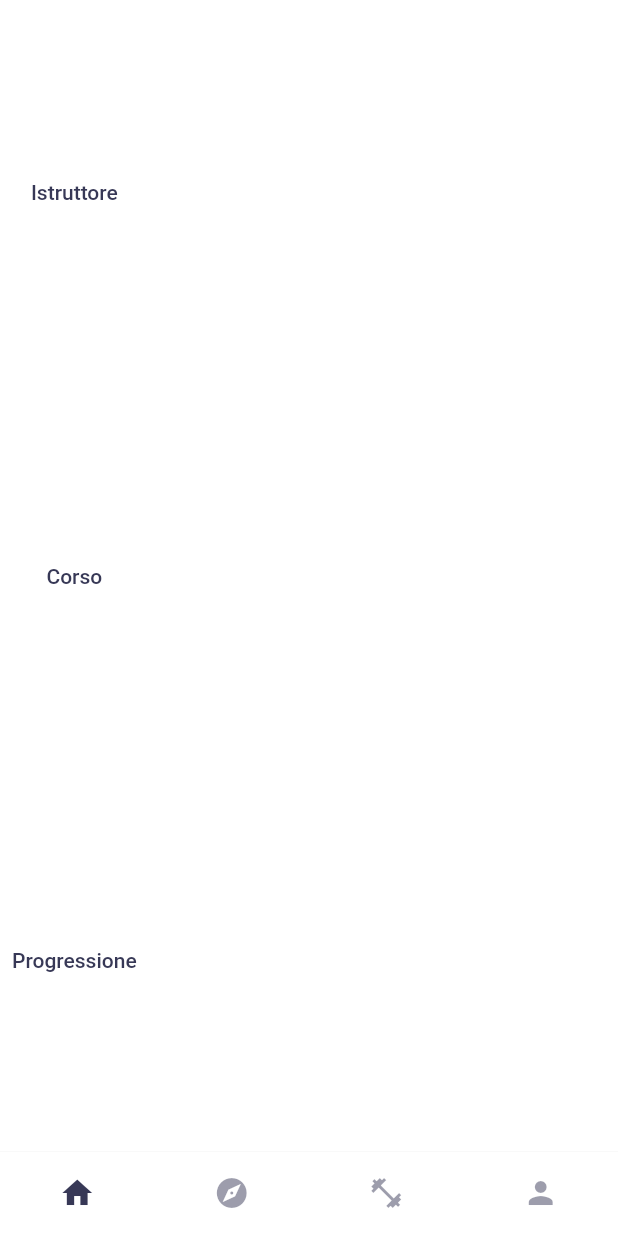
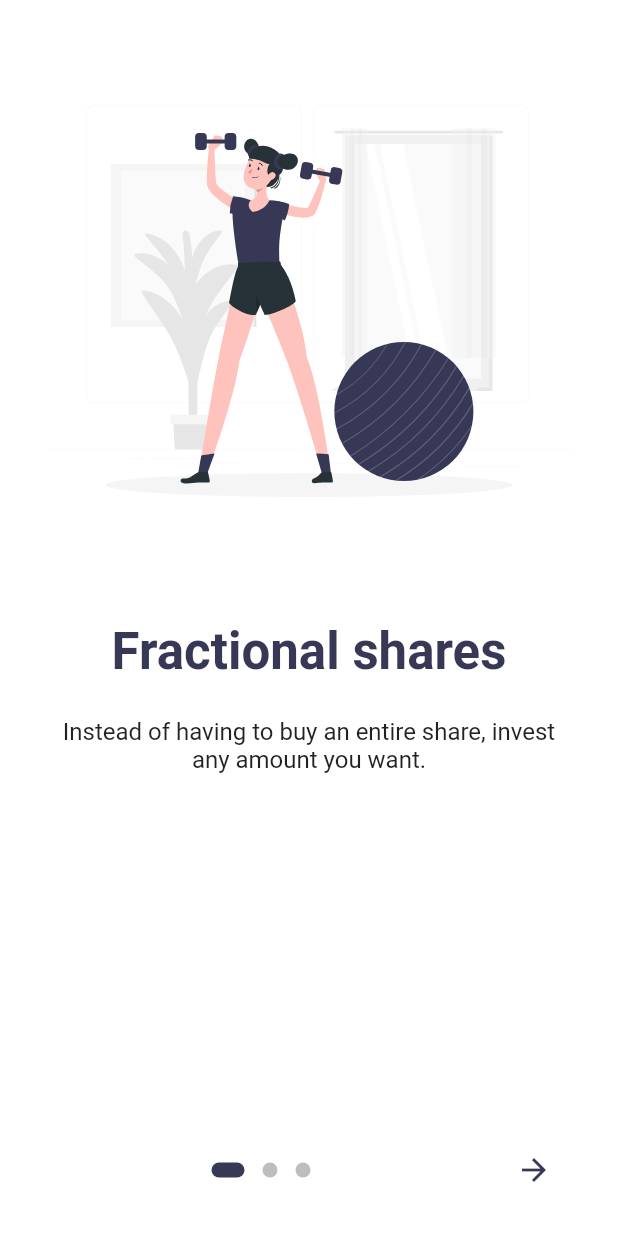
Before and after one commit to matth-ew/improove, a Flutter app: the screen it shows after launch, on a phone screen of 412 x 824 dp. Run offline on Flutter 3.47's test engine with Material 2 defaults, Android fonts, the phone set to English and light mode, and no system bars; drawn by our look-alikes of introduction_screen; our stand-ins replace chewie, expandable_text, flutter_redux, flutter_svg, redux, shared_preferences and 1 more.

Commit message:
SplashScreen + OnBoarding (se non già fatto)

```diff
--- a/lib/main.dart
+++ b/lib/main.dart
@@ -1,6 +1,6 @@
 import 'package:flutter/material.dart';
 import 'package:flutter_redux/flutter_redux.dart';
-import 'package:improove/screens/nav_screen.dart';
+import 'package:improove/screens/splash_screen.dart';
 import 'package:improove/theme/custom_theme.dart';
 import 'package:improove/redux/store.dart';
 
@@ -20,7 +20,7 @@ class App extends StatelessWidget {
       title: 'Improove',
       theme: CustomTheme.lightTheme,
       // darkTheme: CustomTheme.darkTheme,
-      home: NavScreen(),
+      home: SplashScreen(),
     );
   }
 }
--- /dev/null
+++ b/lib/screens/onboarding_screen.dart
@@ -0,0 +1,201 @@
+import 'package:flutter/material.dart';
+import 'package:introduction_screen/introduction_screen.dart';
+import 'package:shared_preferences/shared_preferences.dart';
+import 'package:flutter_svg/flutter_svg.dart';
+import 'nav_screen.dart';
+
+class OnboardingScreen extends StatefulWidget {
+  @override
+  _OnboardingScreenState createState() => _OnboardingScreenState();
+}
+
+class _OnboardingScreenState extends State<OnboardingScreen> {
+  final introKey = GlobalKey<IntroductionScreenState>();
+
+  // Future<bool> isFirstTime() async {
+  //   final SharedPreferences prefs = await SharedPreferences.getInstance();
+  //   var isFirstTime = prefs.getBool('first_time');
+  //   if (isFirstTime != null && !isFirstTime) {
+  //     return false;
+  //   } else {
+  //     return true;
+  //   }
+  // }
+
+  Future<void> _setOnboardingEnd() async {
+    final SharedPreferences prefs = await SharedPreferences.getInstance();
+    await prefs.setBool('isOnboardingFinished', true);
+  }
+
+  // @override
+  // void initState() {
+  //   super.initState();
+
+  //   isFirstTime().then((isFirstTime) {
+  //     isFirstTime ? print("First time") : navigationPageHome();
+  //   });
+  // }
+
+  void _onIntroEnd(BuildContext context) {
+    _setOnboardingEnd();
+    navigationPageHome();
+  }
+
+  void navigationPageHome() {
+    //Navigator.of(context).pushReplacementNamed('/HomePage');
+    Navigator.of(context)
+        .pushReplacement(MaterialPageRoute(builder: (_) => NavScreen()));
+  }
+
+  // Widget _buildFullscrenImage() {
+  //   return Image.asset(
+  //     'assets/fullscreen.jpg',
+  //     fit: BoxFit.cover,
+  //     height: double.infinity,
+  //     width: double.infinity,
+  //     alignment: Alignment.center,
+  //   );
+  // }
+
+  Widget _buildImage(String assetName, [double width = 350]) {
+    return SvgPicture.asset(
+      'assets/images/$assetName',
+      width: width,
+    );
+  }
+
+  @override
+  Widget build(BuildContext context) {
+    final colorScheme = Theme.of(context).colorScheme;
+    final textTheme = Theme.of(context).textTheme;
+
+    final pageDecoration = PageDecoration(
+      titleTextStyle:
+          textTheme.headline4?.copyWith(fontWeight: FontWeight.w700) ??
+              const TextStyle(),
+      bodyTextStyle:
+          textTheme.bodyText2?.copyWith(fontSize: 16) ?? const TextStyle(),
+      descriptionPadding: const EdgeInsets.fromLTRB(16.0, 0.0, 16.0, 16.0),
+      pageColor: colorScheme.background,
+      imagePadding: EdgeInsets.zero,
+    );
+
+    return IntroductionScreen(
+      key: introKey,
+      globalBackgroundColor: colorScheme.background,
+      // globalHeader: Align(
+      //   alignment: Alignment.topRight,
+      //   child: SafeArea(
+      //     child: Padding(
+      //       padding: const EdgeInsets.only(top: 16, right: 16),
+      //       child: _buildImage('flutter.png', 100),
+      //     ),
+      //   ),
+      // ),
+      pages: [
+        PageViewModel(
+          title: "Fractional shares",
+          body:
+              "Instead of having to buy an entire share, invest any amount you want.",
+          image: _buildImage('story_step1.svg'),
+          decoration: pageDecoration,
+        ),
+        PageViewModel(
+          title: "Learn as you go",
+          body:
+              "Download the Stockpile app and master the market with our mini-lesson.",
+          image: _buildImage('story_step2.svg'),
+          decoration: pageDecoration,
+        ),
+        PageViewModel(
+          title: "Kids and teens",
+          body:
+              "Kids and teens can track their stocks 24/7 and place trades that you approve.",
+          image: _buildImage('story_step3.svg'),
+          decoration: pageDecoration,
+        ),
+        // PageViewModel(
+        //   title: "Full Screen Page",
+        //   body:
+        //       "Pages can be full screen as well.\n\nLorem ipsum dolor sit amet, consectetur adipiscing elit. Nunc id euismod lectus, non tempor felis. Nam rutrum rhoncus est ac venenatis.",
+        //   image: _buildFullscrenImage(),
+        //   decoration: pageDecoration.copyWith(
+        //     contentMargin: const EdgeInsets.symmetric(horizontal: 16),
+        //     fullScreen: true,
+        //     bodyFlex: 2,
+        //     imageFlex: 3,
+        //   ),
+        // ),
+        // PageViewModel(
+        //   title: "Another title page",
+        //   body: "Another beautiful body text for this example onboarding",
+        //   image: _buildImage('img2.jpg'),
+        //   footer: ElevatedButton(
+        //     onPressed: () {
+        //       introKey.currentState?.animateScroll(0);
+        //     },
+        //     child: const Text(
+        //       'FooButton',
+        //       style: TextStyle(color: Colors.white),
+        //     ),
+        //     style: ElevatedButton.styleFrom(
+        //       primary: Colors.lightBlue,
+        //       shape: RoundedRectangleBorder(
+        //         borderRadius: BorderRadius.circular(8.0),
+        //       ),
+        //     ),
+        //   ),
+        //   decoration: pageDecoration,
+        // ),
+        // PageViewModel(
+        //   title: "Title of last page - reversed",
+        //   bodyWidget: Row(
+        //     mainAxisAlignment: MainAxisAlignment.center,
+        //     children: const [
+        //       Text("Click on ", style: bodyStyle),
+        //       Icon(Icons.edit),
+        //       Text(" to edit a post", style: bodyStyle),
+        //     ],
+        //   ),
+        //   decoration: pageDecoration.copyWith(
+        //     bodyFlex: 2,
+        //     imageFlex: 4,
+        //     bodyAlignment: Alignment.bottomCenter,
+        //     imageAlignment: Alignment.topCenter,
+        //   ),
+        //   image: _buildImage('img1.jpg'),
+        //   reverse: true,
+        // ),
+      ],
+      onDone: () => _onIntroEnd(context),
+      //onSkip: () => _onIntroEnd(context), // You can override onSkip callback
+      // showSkipButton: true,
+      skipFlex: 0,
+      nextFlex: 0,
+      //rtl: true, // Display as right-to-left
+      // skip: const Text('Skip'),
+      next: const Icon(Icons.arrow_forward),
+      done: const Text('Get Started',
+          style: TextStyle(fontWeight: FontWeight.w600)),
+      curve: Curves.fastLinearToSlowEaseIn,
+      controlsMargin: const EdgeInsets.all(16),
+      controlsPadding: //kIsWeb ? const EdgeInsets.all(12.0) :
+          const EdgeInsets.fromLTRB(8.0, 4.0, 8.0, 4.0),
+      dotsDecorator: DotsDecorator(
+        size: const Size(10.0, 10.0),
+        activeColor: colorScheme.primary,
+        color: const Color(0xFFBDBDBD),
+        activeSize: const Size(22.0, 10.0),
+        activeShape: const RoundedRectangleBorder(
+          borderRadius: BorderRadius.all(Radius.circular(25.0)),
+        ),
+      ),
+      // dotsContainerDecorator: const ShapeDecoration(
+      //   color: Colors.black87,
+      //   shape: RoundedRectangleBorder(
+      //     borderRadius: BorderRadius.all(Radius.circular(8.0)),
+      //   ),
+      // ),
+    );
+  }
+}
--- /dev/null
+++ b/lib/screens/splash_screen.dart
@@ -0,0 +1,53 @@
+import 'dart:async';
+import 'package:flutter/material.dart';
+import 'package:shared_preferences/shared_preferences.dart';
+import 'package:improove/screens/nav_screen.dart';
+import 'package:improove/screens/onboarding_screen.dart';
+
+class SplashScreen extends StatefulWidget {
+  @override
+  _SplashScreenState createState() => _SplashScreenState();
+}
+
+const isOnboardingFinished = 'isOnboardingFinished';
+
+class _SplashScreenState extends State<SplashScreen> {
+  late Timer timer;
+  bool isLoading = true;
+
+  @override
+  void initState() {
+    _checkIfFirstOpen();
+    super.initState();
+  }
+
+  Future<void> _checkIfFirstOpen() async {
+    final prefs = await SharedPreferences.getInstance();
+    final hasOpened = prefs.getBool(isOnboardingFinished) ?? false;
+
+    if (hasOpened) {
+      _changePage();
+    } else {
+      setState(() {
+        isLoading = false;
+      });
+    }
+  }
+
+  void _changePage() {
+    Navigator.of(context).pushReplacement(
+      // this is route builder without any animation
+      PageRouteBuilder(
+        pageBuilder: (context, animation1, animation2) => NavScreen(),
+      ),
+    );
+  }
+
+  @override
+  Widget build(BuildContext context) {
+    final colorScheme = Theme.of(context).colorScheme;
+    return isLoading
+        ? Container(color: colorScheme.background)
+        : OnboardingScreen();
+  }
+}
--- a/lib/theme/custom_theme.dart
+++ b/lib/theme/custom_theme.dart
@@ -3,7 +3,7 @@ import 'package:flutter/material.dart';
 // const kBackgroundColor = Color(0xFFF8F8F8);
 const kBackgroundColor = Color(0xFFFFFFFF);
 const kActiveIconColor = Color(0xFFE68342);
-const kTextColor = Color(0xFF222B45);
+const kTextColor = Color(0xFF373856);
 const kBlueLightColor = Color(0xFFC7B8F5);
 const kBlueColor = Color(0xFF373856);
 const kShadowColor = Color(0xFFE6E6E6);
--- a/pubspec.yaml
+++ b/pubspec.yaml
@@ -24,8 +24,8 @@ dependencies:
   flutter:
     sdk: flutter
 
-  # The following adds the Cupertino Icons font to your application.
-  # Use with the CupertinoIcons class for iOS style icons.
+  introduction_screen: ^2.1.0
+  shared_preferences: ^2.0.6
   cupertino_icons: ^1.0.3
   expandable_text: ^2.2.0
   flutter_svg: ^0.22.0
```
Also changed, not shown: assets/images/story_step1.svg (added), assets/images/story_step2.svg (added), assets/images/story_step3.svg (added), pubspec.lock.
